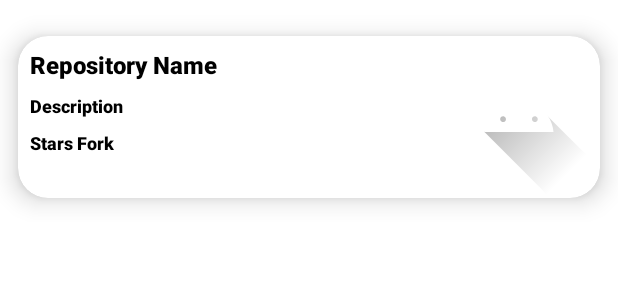
After one commit to merfeus/projeto_002, an Android app: the layout item_git_repository.xml on its own in the app's theme, with its tools: preview values and no code run, on a phone screen of 412 x 824 dp. The commit adds this screen. Shown: the top 300 px of the screen. Run offline under Robolectric (Android 15) with nearby library versions, the phone set to English and light mode, and no system bars.

Commit message:
criado adapter e view, dando pau na chamado do retrofit, caindo no onFailure

```diff
--- a/app/src/main/java/com/example/projeto_002/MainActivity.kt
+++ b/app/src/main/java/com/example/projeto_002/MainActivity.kt
@@ -11,7 +11,7 @@ class MainActivity : AppCompatActivity() {
         setContentView(R.layout.main_activity)
         if (savedInstanceState == null) {
             supportFragmentManager.beginTransaction()
-                .replace(R.id.container, MainFragment.newInstance())
+                .replace(R.id.container, MainFragment())
                 .commitNow()
         }
     }
--- a/app/src/main/java/com/example/projeto_002/repository/GitHubRepository.kt
+++ b/app/src/main/java/com/example/projeto_002/repository/GitHubRepository.kt
@@ -20,9 +20,10 @@ class GitHubRepository() {
                 if (response.body() != null){
                     onComplete(response.body(), null)
                 } else{
-                    onComplete(null, "Nao retornou repositorios")
+                    onComplete(null, "Nao encontrado Repositorios")
                 }
             }
+
             override fun onFailure(call: Call<List<GitHubResponse>>, t: Throwable) {
                 onComplete(null, t.message)
             }
--- a/app/src/main/java/com/example/projeto_002/view_model/MainViewModel.kt
+++ b/app/src/main/java/com/example/projeto_002/view_model/MainViewModel.kt
@@ -11,7 +11,7 @@ class MainViewModel : ViewModel() {
     private val repository = GitHubRepository()
 
     private val _GITREPO = MutableLiveData<List<GitHubResponse>>()
-    val poke: LiveData<List<GitHubResponse>> = _GITREPO
+    val gitRepo: LiveData<List<GitHubResponse>> = _GITREPO
 
     private val _ERROR = MutableLiveData<String>()
     val error: LiveData<String> = _ERROR
--- /dev/null
+++ b/app/src/main/res/layout/item_git_repository.xml
@@ -0,0 +1,103 @@
+<?xml version="1.0" encoding="utf-8"?>
+<androidx.constraintlayout.widget.ConstraintLayout xmlns:android="http://schemas.android.com/apk/res/android"
+    xmlns:app="http://schemas.android.com/apk/res-auto"
+    android:layout_width="match_parent"
+    android:layout_height="wrap_content">
+
+    <FrameLayout
+        android:layout_width="match_parent"
+        android:layout_height="wrap_content"
+        app:layout_constraintBottom_toBottomOf="parent"
+        app:layout_constraintEnd_toEndOf="parent"
+        app:layout_constraintStart_toStartOf="parent"
+        app:layout_constraintTop_toTopOf="parent">
+
+        <androidx.cardview.widget.CardView
+            android:id="@+id/cardItem"
+            android:layout_width="match_parent"
+            android:layout_height="match_parent"
+            android:layout_marginStart="12dp"
+            android:layout_marginTop="24dp"
+            android:layout_marginEnd="12dp"
+            android:layout_marginBottom="16dp"
+            app:cardCornerRadius="20dp"
+            app:cardElevation="10dp">
+
+
+            <androidx.constraintlayout.widget.ConstraintLayout
+                android:layout_width="match_parent"
+                android:layout_height="match_parent">
+
+                <TextView
+                    android:id="@+id/nameRepository"
+                    android:layout_width="0dp"
+                    android:layout_height="wrap_content"
+                    android:layout_margin="8dp"
+                    android:fontFamily="sans-serif-black"
+                    android:gravity="left"
+                    android:text="Repository Name"
+                    android:textColor="@color/black"
+                    android:textSize="16sp"
+                    app:layout_constraintEnd_toStartOf="@+id/avatarUser"
+                    app:layout_constraintStart_toStartOf="parent"
+                    app:layout_constraintTop_toTopOf="parent" />
+
+                <TextView
+                    android:id="@+id/descriptionRepository"
+                    android:layout_width="0dp"
+                    android:layout_height="wrap_content"
+                    android:layout_margin="8dp"
+                    android:fontFamily="sans-serif-black"
+                    android:gravity="left"
+                    android:text="Description "
+                    android:textColor="@color/black"
+                    android:textSize="12sp"
+                    app:layout_constraintEnd_toStartOf="@+id/avatarUser"
+                    app:layout_constraintStart_toStartOf="parent"
+                    app:layout_constraintTop_toBottomOf="@+id/nameRepository" />
+
+                <LinearLayout
+                    android:layout_width="0dp"
+                    android:layout_height="wrap_content"
+                    android:layout_margin="8dp"
+                    app:layout_constraintEnd_toStartOf="@+id/avatarUser"
+                    app:layout_constraintStart_toStartOf="parent"
+                    app:layout_constraintTop_toBottomOf="@+id/descriptionRepository">
+
+                    <TextView
+                        android:id="@+id/starsRepository"
+                        android:layout_width="wrap_content"
+                        android:layout_height="wrap_content"
+                        android:fontFamily="sans-serif-black"
+                        android:gravity="left"
+                        android:text="Stars "
+                        android:textColor="@color/black"
+                        android:textSize="12sp" />
+
+                    <TextView
+                        android:id="@+id/forkRepository"
+                        android:layout_width="wrap_content"
+                        android:layout_height="wrap_content"
+                        android:fontFamily="sans-serif-black"
+                        android:gravity="left"
+                        android:text="Fork "
+                        android:textColor="@color/black"
+                        android:textSize="12sp" />
+
+                </LinearLayout>
+
+                <ImageView
+                    android:id="@+id/avatarUser"
+                    android:layout_width="wrap_content"
+                    android:layout_height="wrap_content"
+                    android:scaleType="centerCrop"
+                    android:src="@drawable/ic_launcher_foreground"
+                    app:layout_constraintBottom_toBottomOf="parent"
+                    app:layout_constraintEnd_toEndOf="parent"
+                    app:layout_constraintTop_toTopOf="parent" />
+
+            </androidx.constraintlayout.widget.ConstraintLayout>
+        </androidx.cardview.widget.CardView>
+    </FrameLayout>
+
+</androidx.constraintlayout.widget.ConstraintLayout>
```
Also changed, not shown: app/src/main/java/com/example/projeto_002/adapter/AdapterGit.kt (+51 -1 lines), app/src/main/java/com/example/projeto_002/view/MainFragment.kt (+27 -13 lines), app/src/main/res/layout/main_fragment.xml (+4 -9 lines).
